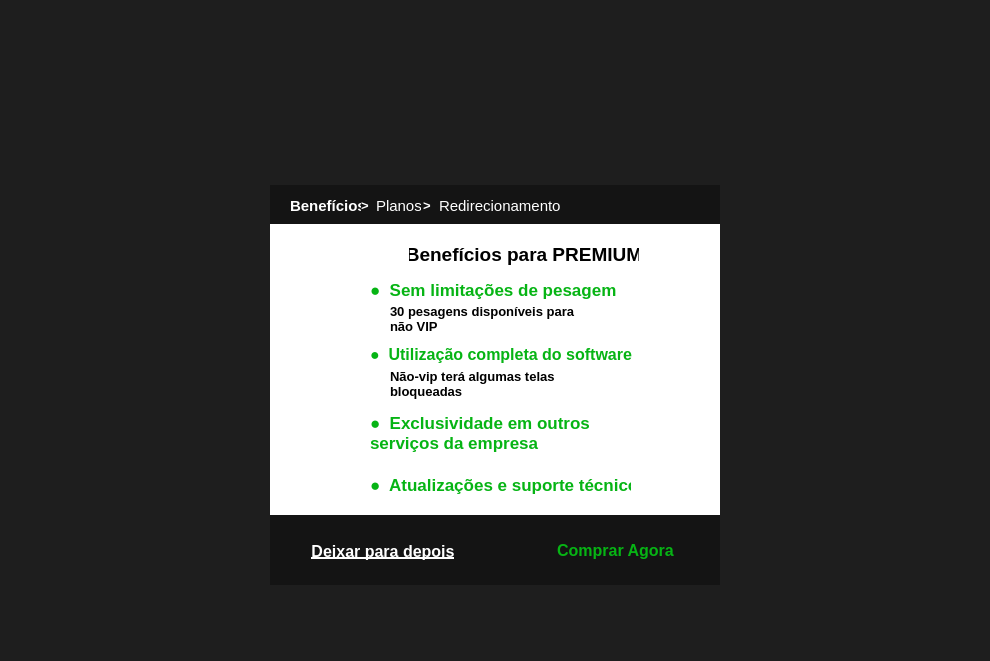
Old version of the form premium.ui in the repository ryanbsdeveloper/app-desktop-caltec.
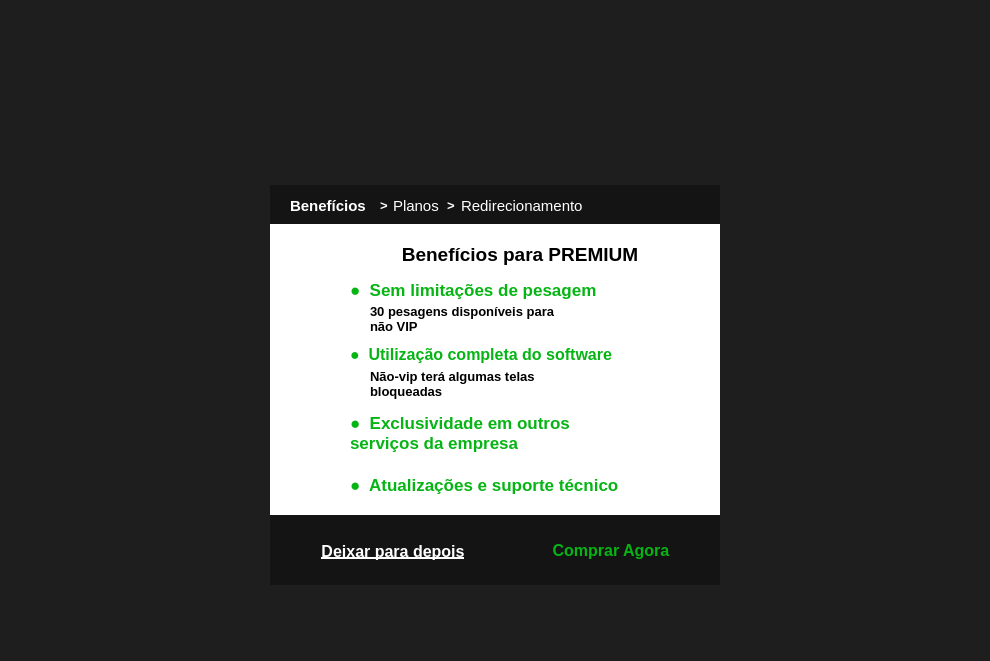
New version of the form. The open tabs and pages were chosen to show the change. Icons and pictures are not drawn.

Patch:
```diff
--- a/premium.ui
+++ b/premium.ui
@@ -282,7 +282,7 @@
                <widget class="QLabel" name="label">
                 <property name="geometry">
                  <rect>
-                  <x>20</x>
+                  <x>177</x>
                   <y>10</y>
                   <width>71</width>
                   <height>21</height>
@@ -291,37 +291,13 @@
                 <property name="font">
                  <font>
                   <family>Segoe UI</family>
-                  <pointsize>11</pointsize>
-                  <weight>75</weight>
-                  <bold>true</bold>
-                 </font>
-                </property>
-                <property name="styleSheet">
-                 <string notr="true">border:0;color:white</string>
-                </property>
-                <property name="text">
-                 <string>Benefícios</string>
-                </property>
-               </widget>
-               <widget class="QLabel" name="label_4">
-                <property name="geometry">
-                 <rect>
-                  <x>91</x>
-                  <y>10</y>
-                  <width>21</width>
-                  <height>21</height>
-                 </rect>
-                </property>
-                <property name="font">
-                 <font>
-                  <family>Segoe UI</family>
                   <pointsize>10</pointsize>
                   <weight>75</weight>
                   <bold>true</bold>
                  </font>
                 </property>
                 <property name="styleSheet">
-                 <string notr="true">border:0;color:white</string>
+                 <string notr="true">border:0;margin:0;border:0;color:white</string>
                 </property>
                 <property name="text">
                  <string>&gt;</string>
@@ -330,9 +306,9 @@
                <widget class="QLabel" name="label_14">
                 <property name="geometry">
                  <rect>
-                  <x>106</x>
+                  <x>123</x>
                   <y>10</y>
-                  <width>45</width>
+                  <width>50</width>
                   <height>21</height>
                  </rect>
                 </property>
@@ -345,7 +321,7 @@
                  </font>
                 </property>
                 <property name="styleSheet">
-                 <string notr="true">border:0;color:white</string>
+                 <string notr="true">border:0;margin:0;border:0;color:white</string>
                 </property>
                 <property name="text">
                  <string>Planos</string>
@@ -354,33 +330,33 @@
                <widget class="QLabel" name="label_15">
                 <property name="geometry">
                  <rect>
-                  <x>153</x>
+                  <x>20</x>
                   <y>10</y>
-                  <width>21</width>
+                  <width>90</width>
                   <height>21</height>
                  </rect>
                 </property>
                 <property name="font">
                  <font>
                   <family>Segoe UI</family>
-                  <pointsize>10</pointsize>
+                  <pointsize>11</pointsize>
                   <weight>75</weight>
                   <bold>true</bold>
                  </font>
                 </property>
                 <property name="styleSheet">
-                 <string notr="true">border:0;color:white</string>
+                 <string notr="true">border:0;margin:0;border:0;color:white</string>
                 </property>
                 <property name="text">
-                 <string>&gt;</string>
+                 <string>Benefícios</string>
                 </property>
                </widget>
                <widget class="QLabel" name="label_19">
                 <property name="geometry">
                  <rect>
-                  <x>169</x>
+                  <x>191</x>
                   <y>10</y>
-                  <width>121</width>
+                  <width>200</width>
                   <height>21</height>
                  </rect>
                 </property>
@@ -393,12 +369,36 @@
                  </font>
                 </property>
                 <property name="styleSheet">
-                 <string notr="true">border:0;color:white</string>
+                 <string notr="true">border:0;margin:0;border:0;color:white</string>
                 </property>
                 <property name="text">
                  <string>Redirecionamento</string>
                 </property>
                </widget>
+               <widget class="QLabel" name="label_38">
+                <property name="geometry">
+                 <rect>
+                  <x>110</x>
+                  <y>10</y>
+                  <width>10</width>
+                  <height>21</height>
+                 </rect>
+                </property>
+                <property name="font">
+                 <font>
+                  <family>Segoe UI</family>
+                  <pointsize>10</pointsize>
+                  <weight>75</weight>
+                  <bold>true</bold>
+                 </font>
+                </property>
+                <property name="styleSheet">
+                 <string notr="true">border:0;margin:0;border:0;color:white</string>
+                </property>
+                <property name="text">
+                 <string>&gt;</string>
+                </property>
+               </widget>
               </widget>
              </item>
              <item>
@@ -431,9 +431,9 @@
                <widget class="QLabel" name="label_5">
                 <property name="geometry">
                  <rect>
-                  <x>100</x>
+                  <x>80</x>
                   <y>120</y>
-                  <width>270</width>
+                  <width>320</width>
                   <height>20</height>
                  </rect>
                 </property>
@@ -457,9 +457,9 @@
                <widget class="QLabel" name="label_7">
                 <property name="geometry">
                  <rect>
-                  <x>100</x>
+                  <x>80</x>
                   <y>56</y>
-                  <width>250</width>
+                  <width>310</width>
                   <height>20</height>
                  </rect>
                 </property>
@@ -497,9 +497,9 @@
                <widget class="QLabel" name="label_11">
                 <property name="geometry">
                  <rect>
-                  <x>100</x>
+                  <x>80</x>
                   <y>251</y>
-                  <width>261</width>
+                  <width>350</width>
                   <height>20</height>
                  </rect>
                 </property>
@@ -523,7 +523,7 @@
                <widget class="QLabel" name="label_12">
                 <property name="geometry">
                  <rect>
-                  <x>100</x>
+                  <x>80</x>
                   <y>174</y>
                   <width>290</width>
                   <height>70</height>
@@ -552,7 +552,7 @@
                <widget class="QLabel" name="label_2">
                 <property name="geometry">
                  <rect>
-                  <x>120</x>
+                  <x>100</x>
                   <y>80</y>
                   <width>201</width>
                   <height>30</height>
@@ -580,7 +580,7 @@
                <widget class="QLabel" name="label_3">
                 <property name="geometry">
                  <rect>
-                  <x>120</x>
+                  <x>100</x>
                   <y>140</y>
                   <width>211</width>
                   <height>40</height>
@@ -608,9 +608,9 @@
                <widget class="QLabel" name="label_6">
                 <property name="geometry">
                  <rect>
-                  <x>139</x>
+                  <x>110</x>
                   <y>20</y>
-                  <width>230</width>
+                  <width>280</width>
                   <height>21</height>
                  </rect>
                 </property>
@@ -636,7 +636,7 @@
                <widget class="QLabel" name="label_16">
                 <property name="geometry">
                  <rect>
-                  <x>83</x>
+                  <x>60</x>
                   <y>4</y>
                   <width>51</width>
                   <height>41</height>
@@ -694,21 +694,21 @@
                <widget class="QPushButton" name="btn_comprar">
                 <property name="geometry">
                  <rect>
-                  <x>279</x>
+                  <x>270</x>
                   <y>15</y>
-                  <width>133</width>
+                  <width>142</width>
                   <height>40</height>
                  </rect>
                 </property>
                 <property name="minimumSize">
                  <size>
-                  <width>133</width>
+                  <width>142</width>
                   <height>40</height>
                  </size>
                 </property>
                 <property name="maximumSize">
                  <size>
-                  <width>50</width>
+                  <width>59</width>
                   <height>40</height>
                  </size>
                 </property>
@@ -744,9 +744,9 @@
                <widget class="QPushButton" name="btn_pular">
                 <property name="geometry">
                  <rect>
-                  <x>38</x>
+                  <x>33</x>
                   <y>26</y>
-                  <width>150</width>
+                  <width>180</width>
                   <height>20</height>
                  </rect>
                 </property>
```
Left out of the diff: 107 changed lines with no effect on the pictures.
